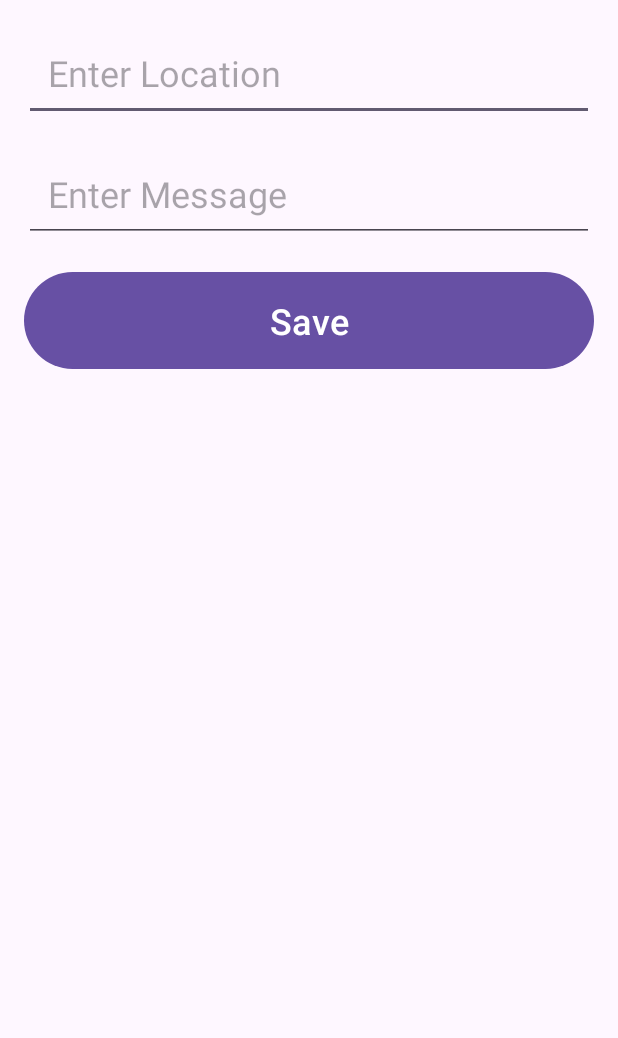
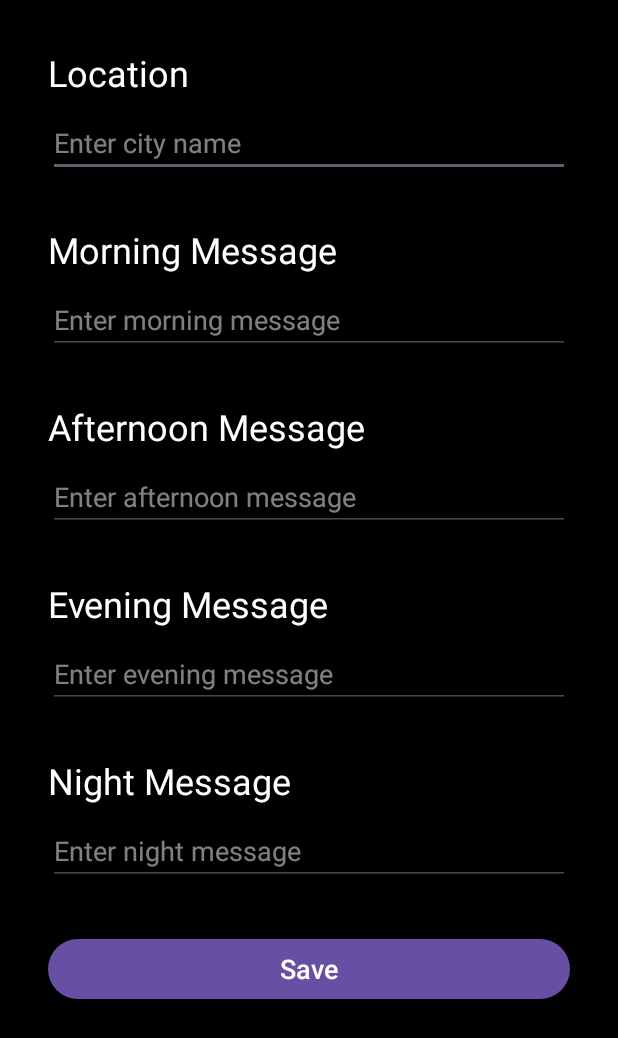
Before and after one commit to Joshrochlin/DementiaClock, an Android app: the layout settings_activity.xml on its own in the app's theme, with its tools: preview values and no code run, on a phone screen of 412 x 824 dp. Shown: the top 1038 px of the screen. Run offline under Robolectric (Android 15) with nearby library versions, the phone set to English and light mode, and no system bars.

Commit message:
Its not working right now

```diff
--- a/app/src/main/java/com/example/dementiaclock/MainActivity.kt
+++ /dev/null
@@ -1,148 +0,0 @@
-package com.example.dementiaclock
-
-import android.content.Intent
-import android.os.Bundle
-import android.os.Handler
-import android.os.Looper
-import android.util.TypedValue
-import android.view.View
-import android.view.WindowManager
-import android.widget.ImageButton
-import android.widget.TextView
-import androidx.appcompat.app.AppCompatActivity
-import java.text.SimpleDateFormat
-import java.util.*
-
-class MainActivity : AppCompatActivity() {
-    private lateinit var timeText: TextView
-    private lateinit var dayText: TextView
-    private lateinit var dateText: TextView
-    private lateinit var locationText: TextView
-    private lateinit var messageText: TextView
-    private lateinit var settingsButton: ImageButton
-    private val handler = Handler(Looper.getMainLooper())
-    private var hideButtonRunnable: Runnable? = null
-
-    override fun onCreate(savedInstanceState: Bundle?) {
-        super.onCreate(savedInstanceState)
-        setContentView(R.layout.activity_main)
-
-        // Keep screen on
-        window.addFlags(WindowManager.LayoutParams.FLAG_KEEP_SCREEN_ON)
-
-        // Initialize views
-        timeText = findViewById(R.id.timeText)
-        dayText = findViewById(R.id.dayText)
-        dateText = findViewById(R.id.dateText)
-        locationText = findViewById(R.id.locationText)
-        messageText = findViewById(R.id.messageText)
-        settingsButton = findViewById(R.id.settingsButton)
-        val touchArea = findViewById<View>(R.id.touchArea)
-
-        // Settings button
-        settingsButton.setOnClickListener {
-            startActivity(Intent(this, SettingsActivity::class.java))
-        }
-
-        // Long press detection
-        touchArea.setOnLongClickListener {
-            showSettingsButton()
-            true
-        }
-
-        // Start updating time
-        startTimeUpdates()
-    }
-
-    override fun onResume() {
-        super.onResume()
-        // Load saved settings
-        val sharedPrefs = getSharedPreferences("DementiaClockPrefs", MODE_PRIVATE)
-        locationText.text = sharedPrefs.getString("location", "Home")
-        val message = sharedPrefs.getString("message", "Have a wonderful day!")
-        messageText.text = message
-        adjustMessageTextSize(message ?: "")
-    }
-
-    private fun adjustMessageTextSize(message: String) {
-        messageText.post {
-            // Start with a larger initial size
-            var targetTextSize = 90f * resources.displayMetrics.scaledDensity  // Starting with 90sp
-            val minTextSize = 40f * resources.displayMetrics.scaledDensity  // Minimum 40sp
-
-            val availableWidth = messageText.width - messageText.paddingLeft - messageText.paddingRight
-            val availableHeight = messageText.height - messageText.paddingTop - messageText.paddingBottom
-
-            // Binary search for the best text size
-            while (targetTextSize > minTextSize) {
-                messageText.setTextSize(TypedValue.COMPLEX_UNIT_PX, targetTextSize)
-
-                // Create a layout for measuring
-                messageText.measure(
-                    availableWidth + messageText.paddingLeft + messageText.paddingRight,
-                    availableHeight + messageText.paddingTop + messageText.paddingBottom
-                )
-
-                // Check if text fits within the TextView
-                if (messageText.lineCount <= 4 &&
-                    messageText.measuredHeight <= availableHeight &&
-                    messageText.measuredWidth <= availableWidth) {
-                    break
-                }
-
-                targetTextSize -= 2f
-            }
-        }
-    }
-
-    private fun showSettingsButton() {
-        settingsButton.visibility = View.VISIBLE
-
-        // Cancel any existing hide operation
-        hideButtonRunnable?.let { handler.removeCallbacks(it) }
-
-        // Create new hide operation
-        hideButtonRunnable = Runnable {
-            settingsButton.visibility = View.INVISIBLE
-        }
-
-        // Schedule the button to hide after 5 seconds
-        handler.postDelayed(hideButtonRunnable!!, 5000) // 5 seconds
-    }
-
-    private fun startTimeUpdates() {
-        Thread {
-            while (true) {
-                updateDateTime()
-                Thread.sleep(1000)
-            }
-        }.start()
-    }
-
-    private fun updateDateTime() {
-        runOnUiThread {
-            val calendar = Calendar.getInstance()
-
-            // Determine time of day
-            val hour = calendar.get(Calendar.HOUR_OF_DAY)
-            val timeOfDay = when (hour) {
-                in 5..11 -> "Morning"
-                in 12..16 -> "Afternoon"
-                in 17..20 -> "Evening"
-                else -> "Night"
-            }
-
-            // Update time with period of day
-            val timeFormat = SimpleDateFormat("h:mm a", Locale.getDefault())
-            timeText.text = "${timeFormat.format(calendar.time)} - $timeOfDay"
-
-            // Update day
-            val dayFormat = SimpleDateFormat("EEEE", Locale.getDefault())
-            dayText.text = dayFormat.format(calendar.time)
-
-            // Update date
-            val dateFormat = SimpleDateFormat("MMMM d, yyyy", Locale.getDefault())
-            dateText.text = dateFormat.format(calendar.time)
-        }
-    }
-}
--- a/app/src/main/res/layout/settings_activity.xml
+++ b/app/src/main/res/layout/settings_activity.xml
@@ -2,32 +2,100 @@
 <LinearLayout xmlns:android="http://schemas.android.com/apk/res/android"
     android:layout_width="match_parent"
     android:layout_height="match_parent"
+    android:background="@color/black"
     android:orientation="vertical"
-    android:padding="16dp">
+    android:padding="32dp">
+
+    <TextView
+        android:layout_width="match_parent"
+        android:layout_height="wrap_content"
+        android:text="Location"
+        android:textColor="@color/white"
+        android:textSize="24sp"
+        android:layout_marginBottom="8dp" />
 
     <EditText
-        android:id="@+id/locationInput"
+        android:id="@+id/locationEdit"
         android:layout_width="match_parent"
         android:layout_height="wrap_content"
-        android:hint="Enter Location"
+        android:textColor="@color/white"
+        android:textColorHint="#80FFFFFF"
+        android:hint="Enter city name"
+        android:layout_marginBottom="32dp" />
+
+    <TextView
+        android:layout_width="match_parent"
+        android:layout_height="wrap_content"
+        android:text="Morning Message"
+        android:textColor="@color/white"
         android:textSize="24sp"
-        android:padding="16dp"
-        android:layout_marginBottom="16dp"/>
+        android:layout_marginBottom="8dp" />
 
     <EditText
-        android:id="@+id/messageInput"
+        android:id="@+id/morningMessageEdit"
         android:layout_width="match_parent"
         android:layout_height="wrap_content"
-        android:hint="Enter Message"
+        android:textColor="@color/white"
+        android:textColorHint="#80FFFFFF"
+        android:hint="Enter morning message"
+        android:layout_marginBottom="32dp" />
+
+    <TextView
+        android:layout_width="match_parent"
+        android:layout_height="wrap_content"
+        android:text="Afternoon Message"
+        android:textColor="@color/white"
         android:textSize="24sp"
-        android:padding="16dp"
-        android:layout_marginBottom="16dp"/>
+        android:layout_marginBottom="8dp" />
+
+    <EditText
+        android:id="@+id/afternoonMessageEdit"
+        android:layout_width="match_parent"
+        android:layout_height="wrap_content"
+        android:textColor="@color/white"
+        android:textColorHint="#80FFFFFF"
+        android:hint="Enter afternoon message"
+        android:layout_marginBottom="32dp" />
+
+    <TextView
+        android:layout_width="match_parent"
+        android:layout_height="wrap_content"
+        android:text="Evening Message"
+        android:textColor="@color/white"
+        android:textSize="24sp"
+        android:layout_marginBottom="8dp" />
+
+    <EditText
+        android:id="@+id/eveningMessageEdit"
+        android:layout_width="match_parent"
+        android:layout_height="wrap_content"
+        android:textColor="@color/white"
+        android:textColorHint="#80FFFFFF"
+        android:hint="Enter evening message"
+        android:layout_marginBottom="32dp" />
+
+    <TextView
+        android:layout_width="match_parent"
+        android:layout_height="wrap_content"
+        android:text="Night Message"
+        android:textColor="@color/white"
+        android:textSize="24sp"
+        android:layout_marginBottom="8dp" />
+
+    <EditText
+        android:id="@+id/nightMessageEdit"
+        android:layout_width="match_parent"
+        android:layout_height="wrap_content"
+        android:textColor="@color/white"
+        android:textColorHint="#80FFFFFF"
+        android:hint="Enter night message"
+        android:layout_marginBottom="32dp" />
 
     <Button
         android:id="@+id/saveButton"
         android:layout_width="match_parent"
         android:layout_height="wrap_content"
         android:text="Save"
-        android:textSize="24sp"
-        android:padding="16dp"/>
+        android:textSize="18sp" />
+
 </LinearLayout>
```
Also changed, not shown: app/build.gradle.kts (deleted, +0 -48 lines), app/src/main/AndroidManifest.xml (+14 -3 lines), app/src/main/java/Weather/WeatherClient.kt (added, +16 -0 lines), app/src/main/java/Weather/WeatherModels.kt (added, +23 -0 lines), app/src/main/java/Weather/WeatherService.kt (added, +14 -0 lines), app/src/main/java/com/example/dementiaclock/SettingsActivity.kt (+39 -10 lines), app/src/main/res/layout/activity_main.xml (+69 -31 lines), build.gradle.kts (+14 -3 lines), settings.gradle.kts (+5 -8 lines), 3 other files.
